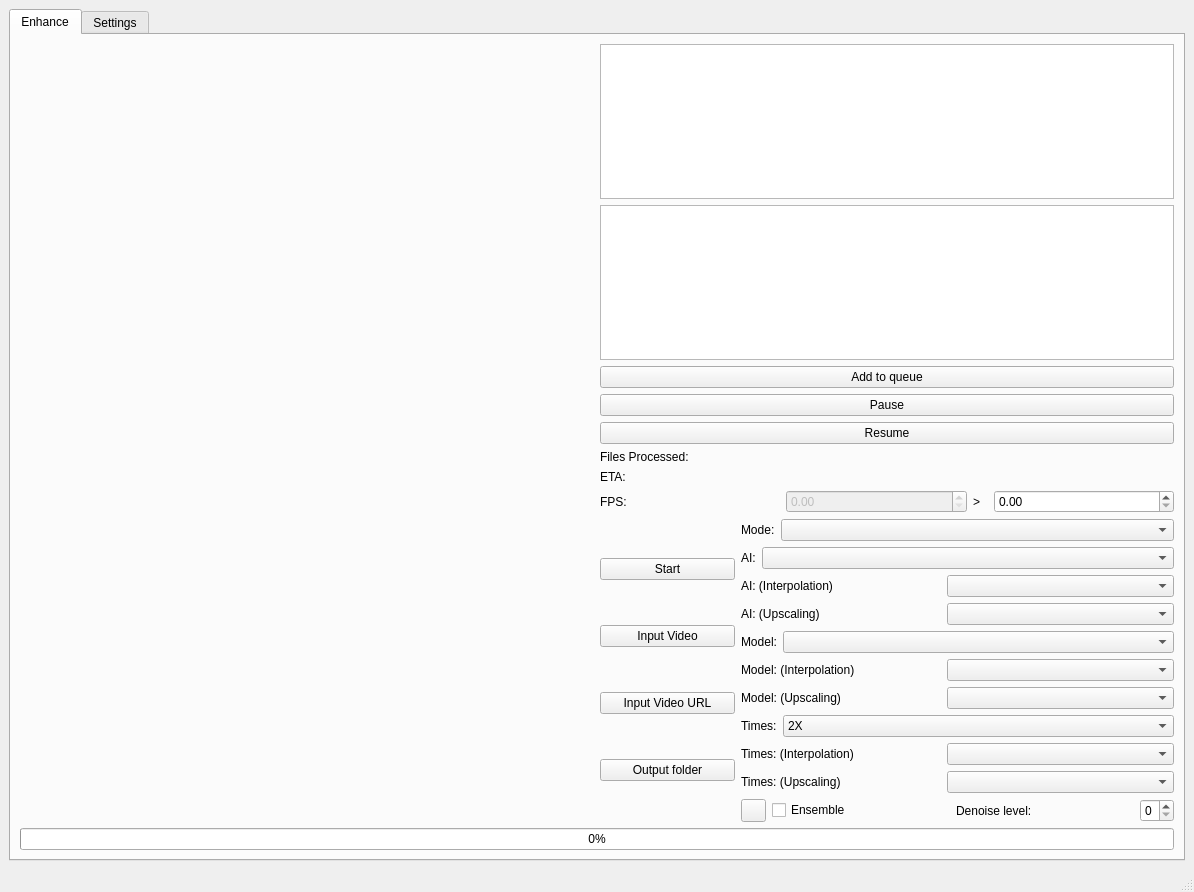
The window that mainwindow.ui (TNTwise/REAL-Video-Enhancer) describes before a commit, drawn with Qt 5.
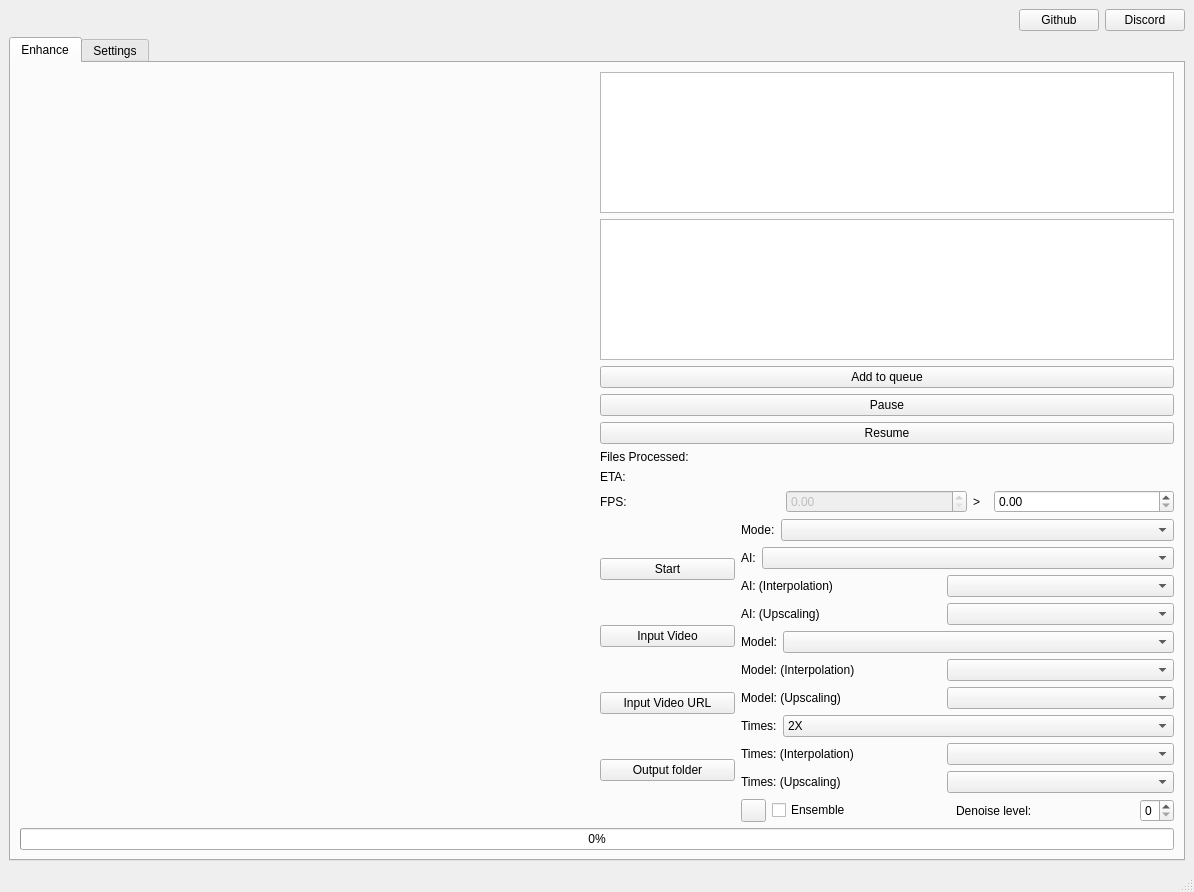
The same window after the commit. Icons and pictures are not drawn.

Commit message: add discord and github buttons

Diff of the .ui file:
```diff
--- a/mainwindow.ui
+++ b/mainwindow.ui
@@ -15,7 +15,7 @@
   </property>
   <widget class="QWidget" name="centralwidget">
    <layout class="QGridLayout" name="gridLayout_2">
-    <item row="0" column="0">
+    <item row="1" column="0">
      <widget class="QTabWidget" name="verticalTabWidget">
       <property name="currentIndex">
        <number>0</number>
@@ -1623,6 +1623,37 @@
       </widget>
      </widget>
     </item>
+    <item row="0" column="0">
+     <layout class="QHBoxLayout" name="horizontalLayout_21">
+      <item>
+       <spacer name="horizontalSpacer_5">
+        <property name="orientation">
+         <enum>Qt::Horizontal</enum>
+        </property>
+        <property name="sizeHint" stdset="0">
+         <size>
+          <width>40</width>
+          <height>20</height>
+         </size>
+        </property>
+       </spacer>
+      </item>
+      <item>
+       <widget class="QPushButton" name="githubButton">
+        <property name="text">
+         <string>Github</string>
+        </property>
+       </widget>
+      </item>
+      <item>
+       <widget class="QPushButton" name="discordButton">
+        <property name="text">
+         <string>Discord</string>
+        </property>
+       </widget>
+      </item>
+     </layout>
+    </item>
    </layout>
   </widget>
   <widget class="QStatusBar" name="statusbar"/>
```
The commit also changes 4 other files.
